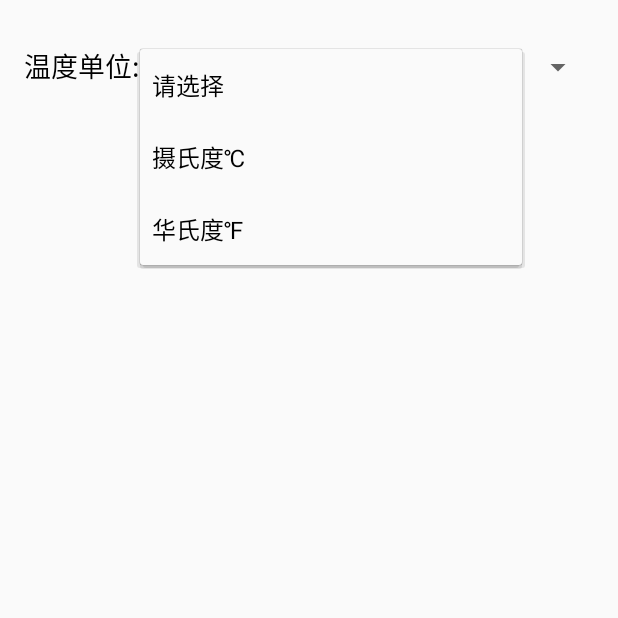
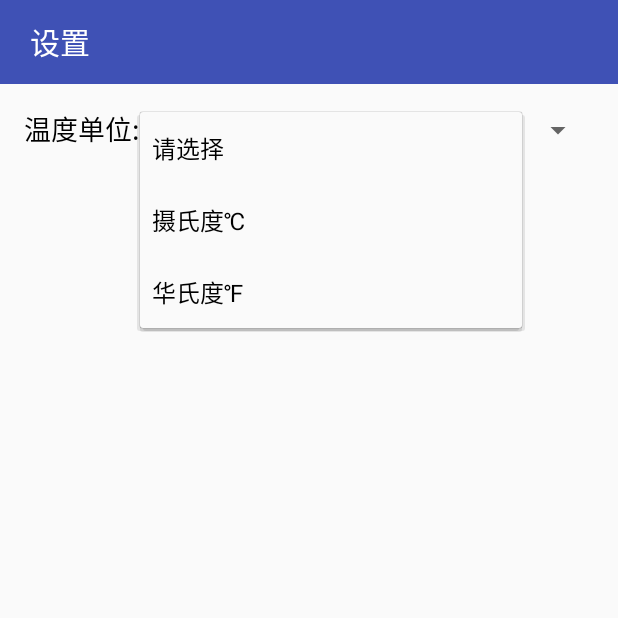
Before and after one commit to ywq1/MySunshine, an Android app: the SettingActivity screen opened directly, with no data from a screen before it, after a tap on "请选择", on a phone screen of 412 x 824 dp, the top half of it. Run offline under Robolectric (Android 15) with nearby library versions, the phone set to English and light mode, and no system bars.

Commit message:
run 15 自动刷新

```diff
--- a/app/src/main/AndroidManifest.xml
+++ b/app/src/main/AndroidManifest.xml
@@ -70,6 +70,12 @@
         </activity>
         <activity android:name=".SettingActivity">
         </activity>
+
+        <service
+            android:name=".AutoUpdateService"
+            android:enabled="true"
+            android:exported="true">
+        </service>
     </application>
 
 </manifest>
--- a/app/src/main/java/com/yuwanqing/mysunshine/SettingActivity.java
+++ b/app/src/main/java/com/yuwanqing/mysunshine/SettingActivity.java
@@ -16,14 +16,17 @@ public class SettingActivity extends AppCompatActivity {
         super.onCreate(savedInstanceState);
         setContentView(R.layout.activity_setting);
         spinner = (Spinner) findViewById(R.id.spinner);
+        spinner.getSelectedItem();
         spinner.setOnItemSelectedListener(new AdapterView.OnItemSelectedListener() {
             @Override
             public void onItemSelected(AdapterView<?> parent, View view, int position, long id) {
                 String result = parent.getItemAtPosition(position).toString();
-                if(result == "请选择"){
-                } else if(result == "摄氏度℃"){
+                if(result.equals("请选择")){
+                }
+                if(result.equals("摄氏度℃")){
                     CityBase.temp_unit = result;
-                } else{
+                }
+                if(result.equals("华氏度℉")){
                     CityBase.temp_unit = result;
                 }
             }
--- a/app/src/main/res/layout/activity_setting.xml
+++ b/app/src/main/res/layout/activity_setting.xml
@@ -3,14 +3,14 @@
     xmlns:android="http://schemas.android.com/apk/res/android"
     android:layout_width="match_parent"
     android:layout_height="match_parent"
-    android:paddingBottom="@dimen/activity_vertical_margin"
-    android:paddingLeft="@dimen/activity_horizontal_margin"
-    android:paddingRight="@dimen/activity_horizontal_margin"
-    android:paddingTop="30dp"
     android:orientation="vertical">
+
+    <include layout="@layout/title_setting"/>
+
     <LinearLayout
         android:layout_width="match_parent"
         android:layout_height="wrap_content"
+        android:padding="16dp"
         android:orientation="horizontal">
     <TextView
         android:layout_width="wrap_content"
--- /dev/null
+++ b/app/src/main/res/layout/title_setting.xml
@@ -0,0 +1,17 @@
+<?xml version="1.0" encoding="utf-8"?>
+<RelativeLayout
+    xmlns:android="http://schemas.android.com/apk/res/android"
+    android:layout_width="match_parent"
+    android:layout_height="?attr/actionBarSize"
+    android:background="@color/colorPrimary">
+
+    <TextView
+        android:layout_width="wrap_content"
+        android:layout_height="wrap_content"
+        android:paddingLeft="20dp"
+        android:layout_centerVertical="true"
+        android:text="设置"
+        android:textColor="#fff"
+        android:textSize="20sp"/>
+
+</RelativeLayout>
```
Also changed, not shown: app/src/main/java/com/yuwanqing/mysunshine/AutoUpdateService.java (added, +72 -0 lines), app/src/main/java/com/yuwanqing/mysunshine/WeatherActivity.java (+10 -13 lines), app/src/main/java/com/yuwanqing/mysunshine/WeatherForeignActivity.java (+37 -10 lines).
